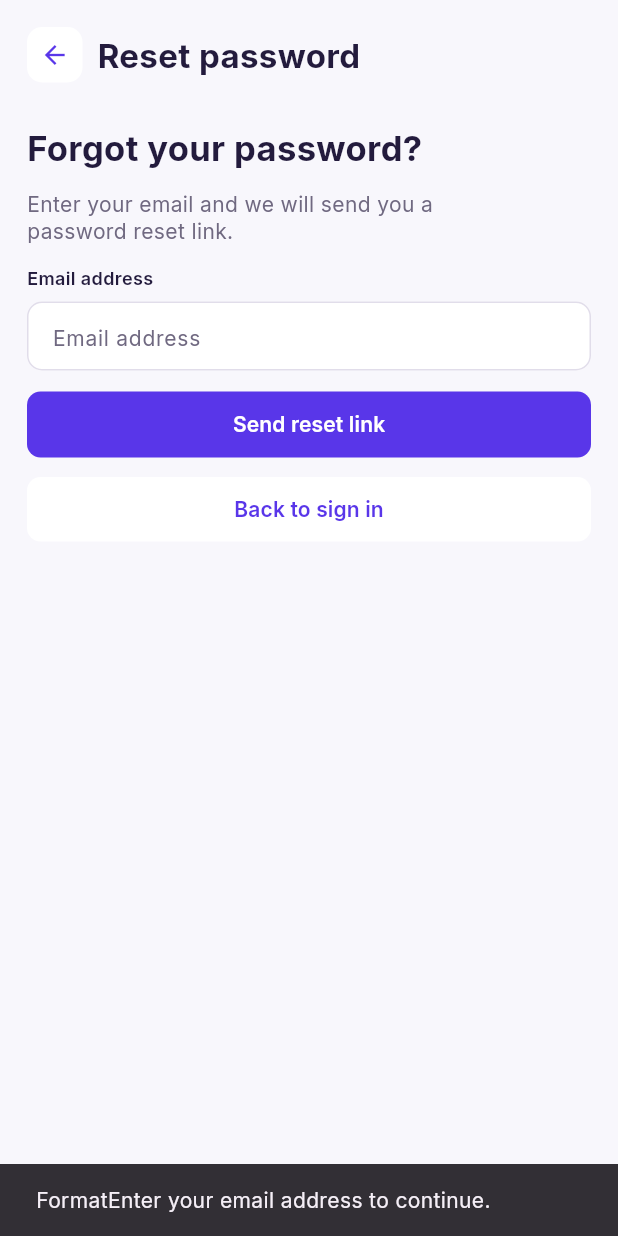
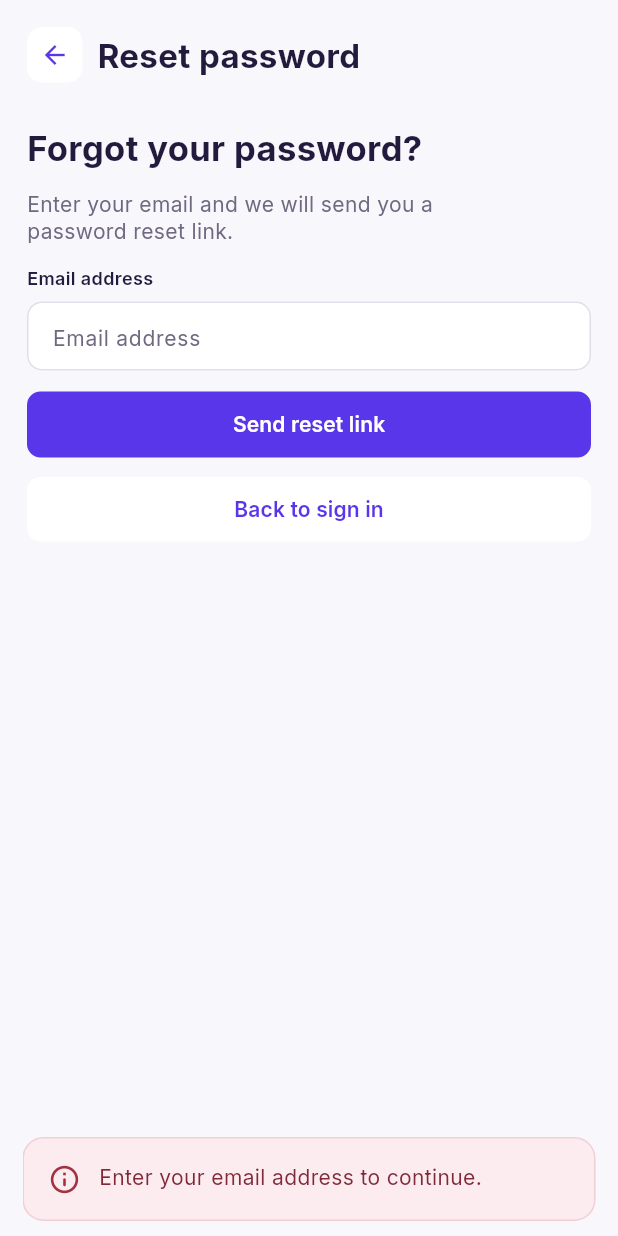
Before and after one commit to app-ISIS3510/Flutter, a Flutter app: the screen it shows after launch, after a tap on "Forgot password?", after a tap on "Send reset link", on a phone screen of 412 x 824 dp. Run offline on Flutter 3.47's test engine with Material 3 defaults, Android fonts, the phone set to English and light mode, and no system bars; our stand-ins replace connectivity_plus, flutter_svg, geolocator, google_maps_flutter, sqflite, supabase_flutter; accounts and stored records are empty.

Commit message:
Show friendly validation and action errors

```diff
--- a/parku/lib/screens/auth_gate.dart
+++ b/parku/lib/screens/auth_gate.dart
@@ -4,6 +4,8 @@ import 'package:supabase_flutter/supabase_flutter.dart';
 import '../controllers/auth_controller.dart';
 import '../repositories/auth_repository.dart';
 import '../services/auth_service.dart';
+import '../utils/error_messages.dart';
+import '../widgets/user_error_notice.dart';
 import 'check_email.dart';
 import 'create_account.dart';
 import 'main_navigation.dart';
@@ -78,7 +80,7 @@ class _AuthGateState extends State<AuthGate> {
 
       setState(() {
         isProcessingRecovery = false;
-        recoveryError = error.toString();
+        recoveryError = ErrorMessages.invalidRecoveryLink;
       });
     }
   }
@@ -121,7 +123,12 @@ class _AuthGateState extends State<AuthGate> {
   }
 
   Future<void> _backToSignInAfterPasswordUpdate() async {
-    await authController.signOut();
+    try {
+      await authController.signOut();
+    } catch (error) {
+      if (mounted) showUserError(context, error, action: ErrorAction.signOut);
+      return;
+    }
 
     if (!mounted) return;
 
@@ -144,10 +151,7 @@ class _AuthGateState extends State<AuthGate> {
             child: Column(
               mainAxisSize: MainAxisSize.min,
               children: [
-                const Text(
-                  'The password reset link is invalid or has expired.',
-                  textAlign: TextAlign.center,
-                ),
+                UserErrorNotice(recoveryError!),
                 const SizedBox(height: 16),
                 ElevatedButton(
                   onPressed: () {
--- a/parku/lib/screens/reset_password.dart
+++ b/parku/lib/screens/reset_password.dart
@@ -2,6 +2,8 @@ import 'package:flutter/material.dart';
 
 import '../controllers/auth_controller.dart';
 import '../theme/app_theme.dart';
+import '../widgets/user_error_notice.dart';
+import '../utils/user_error_message.dart';
 
 class ResetPasswordScreen extends StatefulWidget {
   final AuthController controller;
@@ -16,8 +18,7 @@ class ResetPasswordScreen extends StatefulWidget {
   });
 
   @override
-  State<ResetPasswordScreen> createState() =>
-      _ResetPasswordScreenState();
+  State<ResetPasswordScreen> createState() => _ResetPasswordScreenState();
 }
 
 class _ResetPasswordScreenState extends State<ResetPasswordScreen> {
@@ -41,9 +42,7 @@ class _ResetPasswordScreenState extends State<ResetPasswordScreen> {
     try {
       final email = emailController.text.trim();
 
-      await widget.controller.resetPassword(
-        email: email,
-      );
+      await widget.controller.resetPassword(email: email);
 
       if (!mounted) return;
 
@@ -51,13 +50,7 @@ class _ResetPasswordScreenState extends State<ResetPasswordScreen> {
     } catch (error) {
       if (!mounted) return;
 
-      ScaffoldMessenger.of(context).showSnackBar(
-        SnackBar(
-          content: Text(
-            error.toString().replaceFirst('Exception: ', ''),
-          ),
-        ),
-      );
+      showUserError(context, error, action: ErrorAction.resetPassword);
     } finally {
       if (mounted) {
         setState(() {
@@ -70,28 +63,17 @@ class _ResetPasswordScreenState extends State<ResetPasswordScreen> {
   InputDecoration _inputDecoration() {
     return InputDecoration(
       hintText: 'Email address',
-      hintStyle: const TextStyle(
-        color: AppColors.greyText,
-        fontSize: 14,
-      ),
+      hintStyle: const TextStyle(color: AppColors.greyText, fontSize: 14),
       filled: true,
       fillColor: AppColors.white,
-      contentPadding: const EdgeInsets.symmetric(
-        horizontal: 13,
-        vertical: 14,
-      ),
+      contentPadding: const EdgeInsets.symmetric(horizontal: 13, vertical: 14),
       enabledBorder: OutlineInputBorder(
         borderRadius: BorderRadius.circular(10),
-        borderSide: const BorderSide(
-          color: Color(0xFFE1DDEA),
-        ),
+        borderSide: const BorderSide(color: Color(0xFFE1DDEA)),
       ),
       focusedBorder: OutlineInputBorder(
         borderRadius: BorderRadius.circular(10),
-        borderSide: const BorderSide(
-          color: AppColors.primary,
-          width: 1.3,
-        ),
+        borderSide: const BorderSide(color: AppColors.primary, width: 1.3),
       ),
     );
   }
@@ -103,16 +85,9 @@ class _ResetPasswordScreenState extends State<ResetPasswordScreen> {
       body: SafeArea(
         child: Center(
           child: ConstrainedBox(
-            constraints: const BoxConstraints(
-              maxWidth: 420,
-            ),
+            constraints: const BoxConstraints(maxWidth: 420),
             child: Padding(
-              padding: const EdgeInsets.fromLTRB(
-                18,
-                18,
-                18,
-                24,
-              ),
+              padding: const EdgeInsets.fromLTRB(18, 18, 18, 24),
               child: Column(
                 crossAxisAlignment: CrossAxisAlignment.stretch,
                 children: [
@@ -189,9 +164,7 @@ class _ResetPasswordScreenState extends State<ResetPasswordScreen> {
                       controller: emailController,
                       keyboardType: TextInputType.emailAddress,
                       textInputAction: TextInputAction.done,
-                      autofillHints: const [
-                        AutofillHints.email,
-                      ],
+                      autofillHints: const [AutofillHints.email],
                       onSubmitted: (_) => _sendResetLink(),
                       decoration: _inputDecoration(),
                     ),
@@ -202,8 +175,7 @@ class _ResetPasswordScreenState extends State<ResetPasswordScreen> {
                   SizedBox(
                     height: 44,
                     child: FilledButton(
-                      onPressed:
-                          isLoading ? null : _sendResetLink,
+                      onPressed: isLoading ? null : _sendResetLink,
                       style: FilledButton.styleFrom(
                         backgroundColor: AppColors.primary,
                         shape: RoundedRectangleBorder(
--- /dev/null
+++ b/parku/lib/widgets/user_error_notice.dart
@@ -0,0 +1,67 @@
+import 'package:flutter/material.dart';
+
+import '../utils/user_error_message.dart';
+
+/// Shared, readable presentation for expected user-facing failures.
+class UserErrorNotice extends StatelessWidget {
+  final String message;
+  const UserErrorNotice(this.message, {super.key});
+
+  @override
+  Widget build(BuildContext context) => Semantics(
+    liveRegion: true,
+    child: Container(
+      width: double.infinity,
+      padding: const EdgeInsets.all(16),
+      decoration: BoxDecoration(
+        color: const Color(0xFFFCECF0),
+        borderRadius: BorderRadius.circular(14),
+        border: Border.all(color: const Color(0xFFF2CED5)),
+      ),
+      child: Row(
+        crossAxisAlignment: CrossAxisAlignment.start,
+        children: [
+          const Icon(
+            Icons.info_outline_rounded,
+            color: Color(0xFFA3313F),
+            size: 22,
+          ),
+          const SizedBox(width: 12),
+          Expanded(
+            child: Text(
+              message,
+              style: const TextStyle(
+                color: Color(0xFF802938),
+                fontSize: 14,
+                height: 1.4,
+              ),
+            ),
+          ),
+        ],
+      ),
+    ),
+  );
+}
+
+void showUserError(
+  BuildContext context,
+  Object? error, {
+  ErrorAction action = ErrorAction.load,
+}) {
+  showUserMessage(context, userErrorMessage(error, action: action));
+}
+
+void showUserMessage(BuildContext context, String message) {
+  final messenger = ScaffoldMessenger.of(context);
+  messenger.hideCurrentSnackBar();
+  messenger.showSnackBar(
+    SnackBar(
+      content: UserErrorNotice(message),
+      backgroundColor: Colors.transparent,
+      elevation: 0,
+      padding: EdgeInsets.zero,
+      behavior: SnackBarBehavior.floating,
+      duration: const Duration(seconds: 7),
+    ),
+  );
+}
```
Also changed, not shown: parku/lib/screens/change_pickup_time.dart (+55 -134 lines), parku/lib/screens/create_account.dart (+3 -5 lines), parku/lib/screens/end_parking.dart (+4 -13 lines), parku/lib/screens/new_password.dart (+8 -6 lines), parku/lib/screens/pickup_time.dart (+4 -4 lines), parku/lib/screens/profile/profile_widgets.dart (+2 -15 lines), parku/lib/screens/sign_in.dart (+3 -5 lines), parku/lib/utils/app_error_handler.dart (added, +70 -0 lines), parku/lib/widgets/unexpected_error_view.dart (added, +54 -0 lines).
